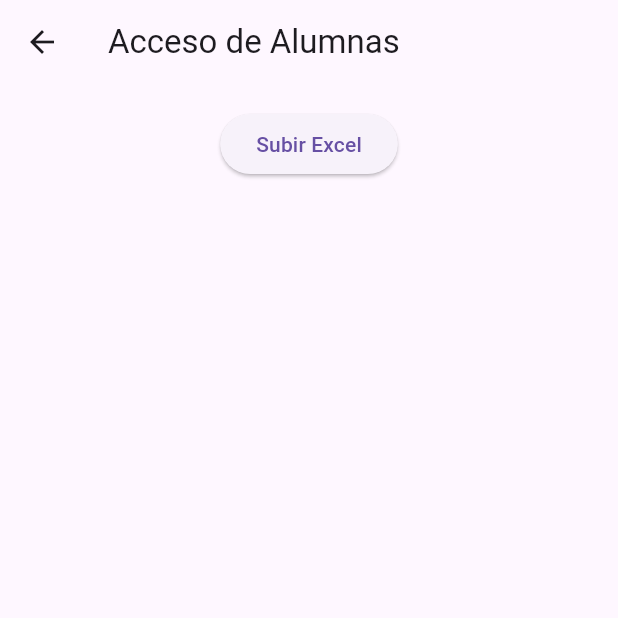
After one commit to GodKraken030804/App_Beauty, a Flutter app: the AccesoAlumnasView screen opened directly, after a tap on "Subir Excel", on a phone screen of 412 x 824 dp, the top half of it. The commit adds this screen. Run offline on Flutter 3.47's test engine with Material 3 defaults, Android fonts, the phone set to English and light mode, and no system bars; our stand-ins replace file_picker, google_fonts, shared_preferences; missing offline and left inert: excel; accounts and stored records are empty.

Commit message:
Cambio Chido

```diff
--- /dev/null
+++ b/lib/src/models/alumna_model.dart
@@ -0,0 +1,27 @@
+class Alumna {
+  final String nombre;
+  final String servicio;
+  final double anticipo;
+  bool llego; // nueva propiedad
+
+  Alumna({
+    required this.nombre,
+    required this.servicio,
+    required this.anticipo,
+    this.llego = false,
+  });
+
+  Map<String, dynamic> toJson() => {
+        'nombre': nombre,
+        'servicio': servicio,
+        'anticipo': anticipo,
+        'llego': llego,
+      };
+
+  factory Alumna.fromJson(Map<String, dynamic> json) => Alumna(
+        nombre: json['nombre'],
+        servicio: json['servicio'],
+        anticipo: (json['anticipo'] as num).toDouble(),
+        llego: json['llego'] ?? false,
+      );
+}
--- /dev/null
+++ b/lib/src/views/acceso_alumnas_view.dart
@@ -0,0 +1,215 @@
+import 'package:flutter/material.dart';
+import 'package:file_picker/file_picker.dart';
+import 'package:excel/excel.dart';
+import 'package:shared_preferences/shared_preferences.dart';
+import 'dart:convert';
+import 'dart:typed_data';
+import 'dart:io'; // <- necesario para leer con File
+import '../models/alumna_model.dart';
+
+class AccesoAlumnasView extends StatefulWidget {
+  const AccesoAlumnasView({super.key});
+
+  @override
+  State<AccesoAlumnasView> createState() => _AccesoAlumnasViewState();
+}
+
+class _AccesoAlumnasViewState extends State<AccesoAlumnasView> {
+  List<Alumna> alumnas = [];
+
+  @override
+  void initState() {
+    super.initState();
+    _cargarAlumnasGuardadas();
+  }
+
+  Future<void> _cargarAlumnasGuardadas() async {
+    final prefs = await SharedPreferences.getInstance();
+    final data = prefs.getString('alumnas_guardadas');
+    if (data != null) {
+      final jsonList = jsonDecode(data) as List;
+      setState(() {
+        alumnas = jsonList.map((e) => Alumna.fromJson(e)).toList();
+      });
+    }
+  }
+
+  Future<void> _guardarAlumnas(List<Alumna> lista) async {
+    final prefs = await SharedPreferences.getInstance();
+    final jsonList = lista.map((a) => a.toJson()).toList();
+    prefs.setString('alumnas_guardadas', jsonEncode(jsonList));
+  }
+
+  Future<void> _importarExcel() async {
+    FilePickerResult? result = await FilePicker.platform.pickFiles(
+      type: FileType.custom,
+      allowedExtensions: ['xlsx'],
+    );
+
+    if (result != null) {
+      final path = result.files.first.path;
+
+      if (path != null) {
+        final bytes = await File(path).readAsBytes();
+        final excel = Excel.decodeBytes(bytes);
+        final Sheet? hoja = excel.tables[excel.tables.keys.first];
+
+        if (hoja != null) {
+          List<Alumna> cargadas = [];
+
+          for (int i = 1; i < hoja.maxRows; i++) {
+            final fila = hoja.row(i);
+            final nombre = fila[0]?.value.toString() ?? '';
+            final servicio = fila[1]?.value.toString() ?? '';
+            final anticipo = double.tryParse(fila[2]?.value.toString() ?? '0') ?? 0;
+
+            cargadas.add(Alumna(
+              nombre: nombre,
+              servicio: servicio,
+              anticipo: anticipo,
+            ));
+          }
+
+          setState(() {
+            alumnas = cargadas;
+          });
+
+          await _guardarAlumnas(cargadas);
+        }
+      } else {
+        ScaffoldMessenger.of(context).showSnackBar(
+          const SnackBar(content: Text('No se pudo acceder al archivo seleccionado')),
+        );
+      }
+    }
+  }
+
+  void _mostrarDialogoLlegada(int index) {
+    showDialog(
+      context: context,
+      builder: (context) {
+        return AlertDialog(
+          title: Text('¿${alumnas[index].nombre} llegó?'),
+          actions: [
+            TextButton(
+              onPressed: () {
+                setState(() {
+                  alumnas[index].llego = false;
+                });
+                _guardarAlumnas(alumnas);
+                Navigator.pop(context);
+              },
+              child: const Text('No llegó'),
+            ),
+            TextButton(
+              onPressed: () {
+                setState(() {
+                  alumnas[index].llego = true;
+                });
+                _guardarAlumnas(alumnas);
+                Navigator.pop(context);
+              },
+              child: const Text('Sí llegó'),
+            ),
+          ],
+        );
+      },
+    );
+  }
+
+  @override
+  Widget build(BuildContext context) {
+    return Scaffold(
+      appBar: AppBar(title: const Text('Acceso de Alumnas')),
+      body: Column(
+        children: [
+          const SizedBox(height: 16),
+          ElevatedButton(
+            onPressed: _importarExcel,
+            child: const Text('Subir Excel'),
+          ),
+          const SizedBox(height: 10),
+          Expanded(
+            child: ListView.builder(
+              padding: const EdgeInsets.all(12),
+              itemCount: alumnas.length,
+              itemBuilder: (context, index) {
+                final alumna = alumnas[index];
+                return GestureDetector(
+                  onTap: () => _mostrarDialogoLlegada(index),
+                  child: Container(
+                    margin: const EdgeInsets.symmetric(vertical: 8),
+                    padding: const EdgeInsets.symmetric(horizontal: 16, vertical: 12),
+                    decoration: BoxDecoration(
+                      color: alumna.llego ? Colors.green[100] : Colors.red[100],
+                      borderRadius: BorderRadius.circular(25),
+                      boxShadow: const [
+                        BoxShadow(
+                          color: Colors.black12,
+                          blurRadius: 8,
+                          offset: Offset(0, 4),
+                        ),
+                      ],
+                    ),
+                    child: Row(
+                      children: [
+                        Container(
+                          width: 50,
+                          height: 50,
+                          decoration: const BoxDecoration(
+                            shape: BoxShape.circle,
+                            color: Colors.black,
+                          ),
+                          child: const Icon(Icons.person, color: Colors.white),
+                        ),
+                        const SizedBox(width: 16),
+                        Expanded(
+                          child: Column(
+                            crossAxisAlignment: CrossAxisAlignment.start,
+                            children: [
+                              Text(
+                                alumna.nombre,
+                                style: const TextStyle(
+                                  fontSize: 16,
+                                  fontWeight: FontWeight.bold,
+                                ),
+                              ),
+                              const SizedBox(height: 4),
+                              Text(
+                                alumna.servicio,
+                                style: const TextStyle(
+                                  fontSize: 14,
+                                  color: Colors.grey,
+                                ),
+                              ),
+                            ],
+                          ),
+                        ),
+                        Column(
+                          crossAxisAlignment: CrossAxisAlignment.end,
+                          children: [
+                            const Text(
+                              "Anticipo pagado",
+                              style: TextStyle(fontSize: 12, color: Colors.grey),
+                            ),
+                            Text(
+                              "\$${alumna.anticipo.toStringAsFixed(0)}",
+                              style: const TextStyle(
+                                fontSize: 16,
+                                fontWeight: FontWeight.bold,
+                              ),
+                            ),
+                          ],
+                        ),
+                      ],
+                    ),
+                  ),
+                );
+              },
+            ),
+          ),
+        ],
+      ),
+    );
+  }
+}
--- a/lib/src/views/options_view.dart
+++ b/lib/src/views/options_view.dart
@@ -1,5 +1,6 @@
 import 'package:flutter/material.dart';
 import 'package:google_fonts/google_fonts.dart';
+import 'package:app_beauty/src/views/acceso_alumnas_view.dart';
 
 class OptionsView extends StatelessWidget {
   final Color gradientStart = const Color(0xFFF26AB6);
@@ -61,7 +62,9 @@ class OptionsView extends StatelessWidget {
                   imageAsset: 'assets/images/acceso.png',
                   label: 'Acceso De Alumnas',
                   onTap: () {
-                    // Navegar a vista de acceso
+                    Navigator.push(context, MaterialPageRoute(
+                      builder: (context) => const AccesoAlumnasView(),
+                    ));
                   },
                 ),
                 MenuButton(
--- a/pubspec.yaml
+++ b/pubspec.yaml
@@ -33,6 +33,8 @@ dependencies:
   google_fonts: ^6.1.0
   http: ^1.4.0
   shared_preferences: ^2.2.2
+  excel: ^2.1.0
+  file_picker: ^6.1.1
 
 
   # The following adds the Cupertino Icons font to your application.
```
Also changed, not shown: pubspec.lock, 1 other file.
